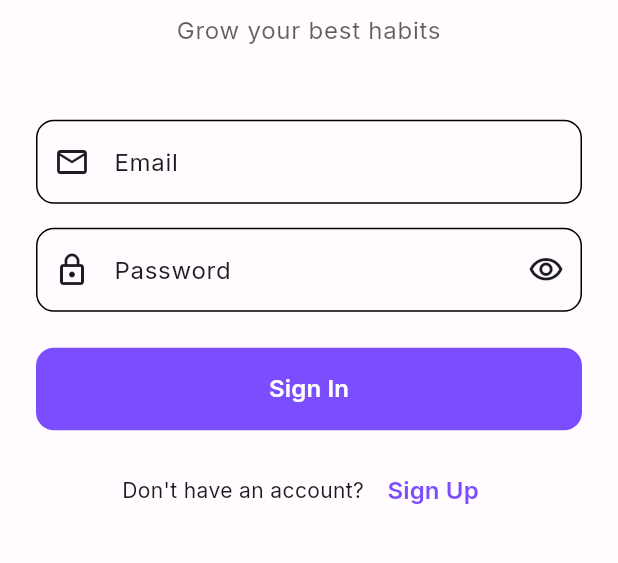
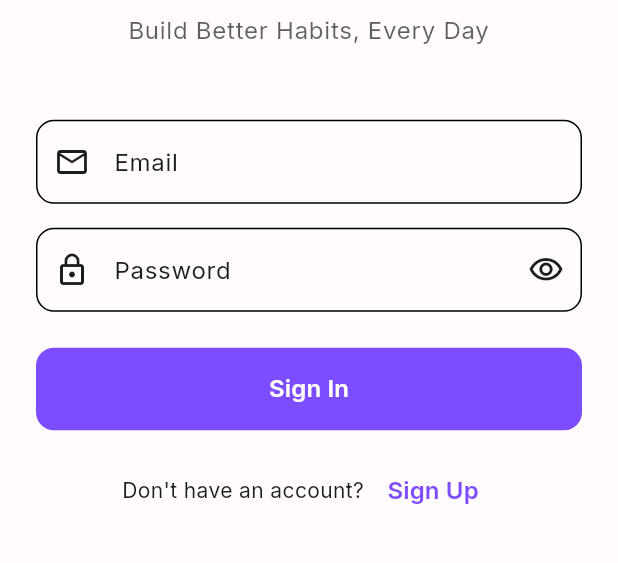
Before and after one commit to pinkeshmars/root_bound, a Flutter app: the screen it shows after launch, on a phone screen of 412 x 824 dp, the part 466-1029 px from its top. Run offline on Flutter 3.47's test engine with Material 3 defaults, Android fonts, the phone set to English and light mode, and no system bars; our stand-ins replace google_fonts, supabase_flutter; accounts and stored records are empty.

Commit message:
Change welcome message

```diff
--- a/lib/screens/auth/login_page.dart
+++ b/lib/screens/auth/login_page.dart
@@ -85,7 +85,7 @@ class _LoginPageState extends State<LoginPage> {
                   const SizedBox(height: 8),
 
                   Text(
-                    'Grow your best habits',
+                    'Build Better Habits, Every Day',
                     style: theme.textTheme.bodyLarge?.copyWith(
                       color: colorScheme.onSurface.withValues(alpha: 0.7),
                     ),
```
